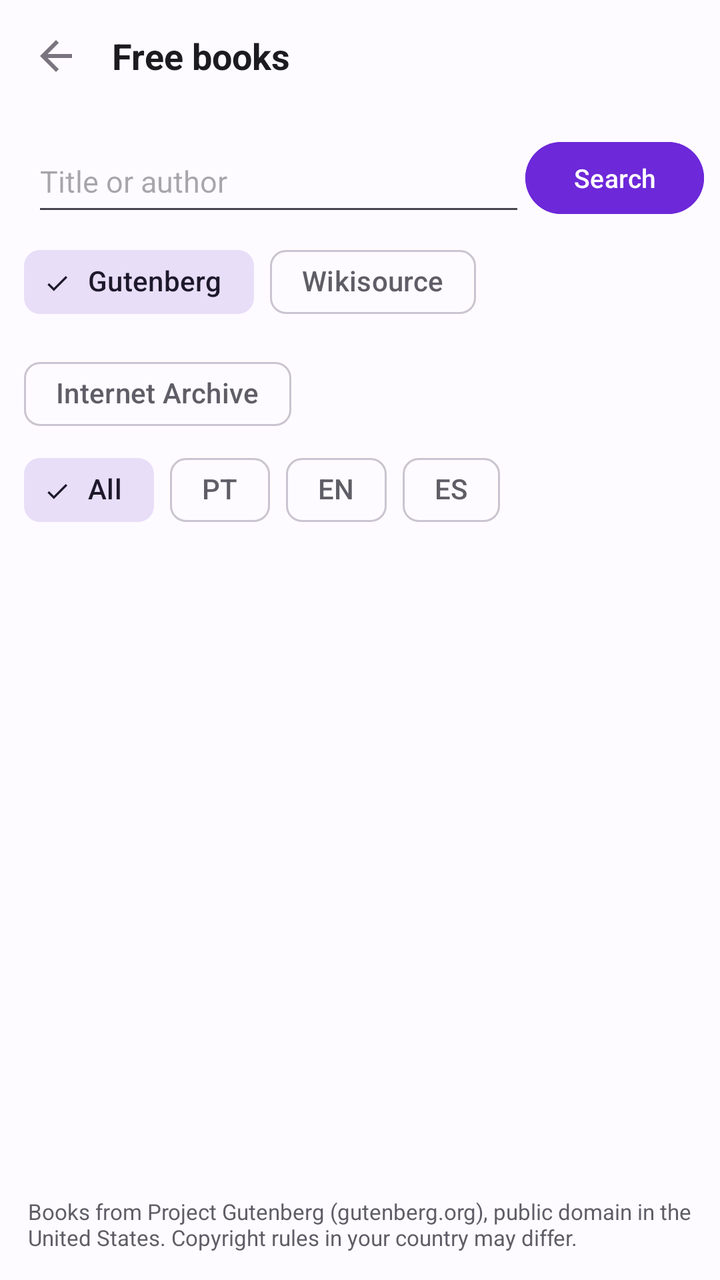
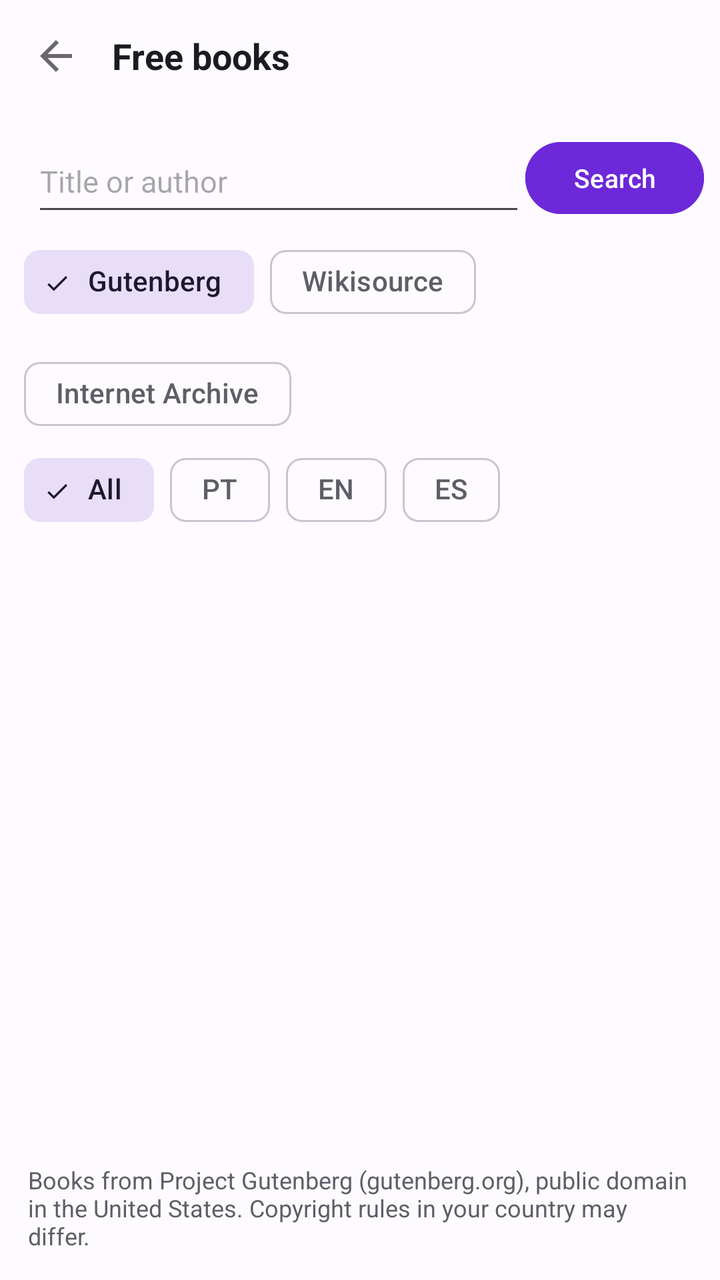

An Android layout rendered at two revisions. The XML below is the earlier revision; the diff shows what the commit changed to produce the second picture.
<!-- AndroidManifest.xml: application theme AppTheme -->
<!-- res/layout/activity_buscar_livros.xml -->
<?xml version="1.0" encoding="utf-8"?>
<LinearLayout
    xmlns:android="http://schemas.android.com/apk/res/android"
    xmlns:app="http://schemas.android.com/apk/res-auto"
    android:layout_width="match_parent"
    android:layout_height="match_parent"
    android:orientation="vertical"
    android:background="@color/color_background"
    android:fitsSystemWindows="true">

    <LinearLayout
        android:layout_width="match_parent"
        android:layout_height="56dp"
        android:orientation="horizontal"
        android:paddingStart="4dp"
        android:paddingEnd="16dp"
        android:gravity="center_vertical">

        <ImageButton
            android:id="@+id/btnVoltarBuscarLivros"
            android:layout_width="48dp"
            android:layout_height="48dp"
            android:background="@android:color/transparent"
            android:src="@drawable/ic_voltar"
            app:tint="@color/color_on_surface_dim"
            android:contentDescription="@string/cd_voltar"
            android:tooltipText="@string/cd_voltar"/>

        <TextView
            android:layout_width="0dp"
            android:layout_height="wrap_content"
            android:layout_weight="1"
            android:text="@string/livros_titulo"
            android:textSize="18sp"
            android:textStyle="bold"
            android:textColor="@color/color_on_surface"
            android:layout_marginStart="4dp"/>
    </LinearLayout>

    <View
        android:layout_width="match_parent"
        android:layout_height="1dp"
        android:background="@color/color_divider"/>

    <LinearLayout
        android:layout_width="match_parent"
        android:layout_height="wrap_content"
        android:orientation="horizontal"
        android:gravity="center_vertical"
        android:paddingStart="16dp"
        android:paddingEnd="8dp"
        android:paddingTop="8dp">

        <EditText
            android:id="@+id/etBuscaLivro"
            android:layout_width="0dp"
            android:layout_height="48dp"
            android:layout_weight="1"
            android:hint="@string/livros_busca_hint"
            android:imeOptions="actionSearch"
            android:inputType="text"
            android:maxLines="1"
            android:textColor="@color/color_on_surface"
            android:textSize="15sp"/>

        <Button
            android:id="@+id/btnBuscarLivro"
            android:layout_width="wrap_content"
            android:layout_height="wrap_content"
        android:minHeight="44dp"
            android:text="@string/livros_buscar"
            android:textSize="13sp"
            android:backgroundTint="?attr/colorPrimary"
            android:textColor="?attr/colorOnPrimary"/>
    </LinearLayout>

    <com.google.android.material.chip.ChipGroup
        android:id="@+id/rgFonteLivro"
        android:layout_width="match_parent"
        android:layout_height="wrap_content"
        android:paddingStart="12dp"
        android:paddingEnd="12dp"
        android:paddingTop="4dp"
        app:singleSelection="true"
        app:selectionRequired="true"
        app:singleLine="false">
        <com.google.android.material.chip.Chip
            android:id="@+id/rbFonteGutenberg"
            style="@style/Widget.Material3.Chip.Filter"
            android:layout_width="wrap_content"
            android:layout_height="wrap_content"
            android:text="@string/livros_fonte_gutenberg"
            android:checked="true"/>
        <com.google.android.material.chip.Chip
            android:id="@+id/rbFonteWikisource"
            style="@style/Widget.Material3.Chip.Filter"
            android:layout_width="wrap_content"
            android:layout_height="wrap_content"
            android:text="@string/livros_fonte_wikisource"
            android:checked="false"/>
        <com.google.android.material.chip.Chip
            android:id="@+id/rbFonteArchive"
            style="@style/Widget.Material3.Chip.Filter"
            android:layout_width="wrap_content"
            android:layout_height="wrap_content"
            android:text="@string/livros_fonte_archive"
            android:checked="false"/>
    </com.google.android.material.chip.ChipGroup>

    <com.google.android.material.chip.ChipGroup
        android:id="@+id/rgIdiomaLivro"
        android:layout_width="match_parent"
        android:layout_height="wrap_content"
        android:paddingStart="12dp"
        android:paddingEnd="12dp"
        app:singleSelection="true"
        app:selectionRequired="true"
        app:singleLine="false">
        <com.google.android.material.chip.Chip
            android:id="@+id/rbIdiomaTodos"
            style="@style/Widget.Material3.Chip.Filter"
            android:layout_width="wrap_content"
            android:layout_height="wrap_content"
            android:text="@string/livros_idioma_todos"
            android:checked="true"/>
        <com.google.android.material.chip.Chip
            android:id="@+id/rbIdiomaPt"
            style="@style/Widget.Material3.Chip.Filter"
            android:layout_width="wrap_content"
            android:layout_height="wrap_content"
            android:text="PT"
            android:checked="false"/>
        <com.google.android.material.chip.Chip
            android:id="@+id/rbIdiomaEn"
            style="@style/Widget.Material3.Chip.Filter"
            android:layout_width="wrap_content"
            android:layout_height="wrap_content"
            android:text="EN"
            android:checked="false"/>
        <com.google.android.material.chip.Chip
            android:id="@+id/rbIdiomaEs"
            style="@style/Widget.Material3.Chip.Filter"
            android:layout_width="wrap_content"
            android:layout_height="wrap_content"
            android:text="ES"
            android:checked="false"/>
    </com.google.android.material.chip.ChipGroup>

    <Button
        android:id="@+id/btnBaixarTodosLivros"
        style="@style/Widget.Material3.Button.TonalButton"
        android:layout_width="match_parent"
        android:layout_height="wrap_content"
        android:layout_marginStart="12dp"
        android:layout_marginEnd="12dp"
        android:layout_marginTop="4dp"
        android:minHeight="48dp"
        android:text="@string/livros_baixar_todos"
        android:textAllCaps="false"
        android:visibility="gone"/>

    <TextView
        android:id="@+id/tvStatusLivros"
        android:layout_width="match_parent"
        android:layout_height="wrap_content"
        android:paddingStart="16dp"
        android:paddingEnd="16dp"
        android:paddingBottom="4dp"
        android:textColor="@color/color_on_surface_dim"
        android:textSize="12sp"/>

    <androidx.recyclerview.widget.RecyclerView
        android:id="@+id/recyclerLivros"
        android:layout_width="match_parent"
        android:layout_height="0dp"
        android:layout_weight="1"
        android:overScrollMode="never"/>

    <Button
        android:id="@+id/btnMaisLivros"
        style="@style/Widget.Material3.Button.OutlinedButton"
        android:layout_width="match_parent"
        android:layout_height="46dp"
        android:layout_marginStart="14dp"
        android:layout_marginEnd="14dp"
        android:text="@string/livros_mais"
        android:textColor="?attr/colorPrimary"
        android:textSize="13sp"
        android:visibility="gone"/>

    <TextView
        android:id="@+id/tvAvisoLivros"
        android:layout_width="match_parent"
        android:layout_height="wrap_content"
        android:padding="14dp"
        android:text="@string/livros_aviso"
        android:textColor="@color/color_on_surface_muted"
        android:textSize="11sp"/>
</LinearLayout>
<!-- resources referenced by this layout -->
<resources>
  <!-- drawable ic_voltar (drawable) -->
  <?xml version="1.0" encoding="utf-8"?>
  <vector xmlns:android="http://schemas.android.com/apk/res/android"
      android:width="24dp"
      android:height="24dp"
      android:viewportWidth="24"
      android:viewportHeight="24">
      <path
          android:fillColor="#FFFFFFFF"
          android:pathData="M20,11H7.83l5.59,-5.59L12,4l-8,8 8,8 1.41,-1.41L7.83,13H20v-2z"/>
  </vector>
  <string name="cd_voltar">Back</string>
  <string name="livros_aviso">Books from Project Gutenberg (gutenberg.org), public domain in the United States. Copyright rules in your country may differ.</string>
  <string name="livros_baixar_todos">Download all results (in the background)</string>
  <string name="livros_busca_hint">Title or author</string>
  <string name="livros_buscar">Search</string>
  <string name="livros_fonte_archive">Internet Archive</string>
  <string name="livros_fonte_gutenberg">Gutenberg</string>
  <string name="livros_fonte_wikisource">Wikisource</string>
  <string name="livros_idioma_todos">All</string>
  <string name="livros_mais">More results</string>
  <string name="livros_titulo">Free books</string>
  <style name="AppTheme" parent="Theme.Material3.DayNight.NoActionBar">
          <item name="colorPrimary">#6D28D9</item>
          <item name="colorAccent">#6D28D9</item>
          <item name="colorControlActivated">#6D28D9</item>
          <item name="android:colorControlActivated">#6D28D9</item>
          <item name="colorOnPrimary">#FFFFFF</item>
          <item name="colorPrimaryContainer">#E8DEF8</item>
          <item name="colorOnPrimaryContainer">#1D192B</item>
          <item name="colorSecondaryContainer">#E8DEF8</item>
          <item name="colorOnSecondaryContainer">#1D192B</item>
          <item name="colorError">#BA1A1A</item>
          <item name="colorOnError">#FFFFFF</item>
          <item name="colorSurface">#FDFBFF</item>
          <item name="colorOnSurface">#1C1B1F</item>
          <item name="colorSurfaceVariant">#ECE6F0</item>
          <item name="colorOnSurfaceVariant">#5F5D66</item>
          <item name="colorOutline">#CAC4D0</item>
          <item name="colorOutlineVariant">#EAE6EE</item>
          <item name="colorSurfaceContainer">#F3EDF7</item>
          <item name="colorSurfaceContainerHigh">#ECE6F0</item>
          <item name="colorSurfaceContainerHighest">#ECE6F0</item>
          <item name="android:colorBackground">#FDFBFF</item>
  
          
          <item name="android:statusBarColor">#FDFBFF</item>
          <item name="android:navigationBarColor">#FDFBFF</item>
          <item name="android:windowLightStatusBar">true</item>
          <item name="android:windowLightNavigationBar" tools:targetApi="27">true</item>
  
          
          <item name="lylyFundo">#FDFBFF</item>
          <item name="lylySuperficie">#F3EDF7</item>
          <item name="lylySuperficie2">#ECE6F0</item>
          <item name="lylyTexto">#1C1B1F</item>
          <item name="lylyTextoMedio">#2B2930</item>
          <item name="lylyTextoSecundario">#5F5D66</item>
          <item name="lylyTextoTerciario">#79747E</item>
          <item name="lylyTextoFraco">#8A8790</item>
          <item name="lylyContorno">#CAC4D0</item>
          <item name="lylyDivisor">#EAE6EE</item>
          <item name="lylyDivisorFraco">#F1EDF5</item>
          <item name="lylyTonal">#E8DEF8</item>
          <item name="lylyNaTonal">#1D192B</item>
          <item name="lylySucessoSuperficie">#E6F4EA</item>
          <item name="lylyDestaqueLeitura">#EADDFF</item>
          <item name="lylyFundoLeitura">#FDFBFF</item>
          <item name="lylyTextoLeitura">#2B2930</item>
          <item name="lylyBarraNavegacao">#F3EDF7</item>
          <item name="lylyProgresso">#7C3AED</item>
      </style>
</resources>

<!-- the commit's change to res/layout/activity_buscar_livros.xml (unified diff, before → after) -->
@@ -180,7 +180,8 @@
         android:id="@+id/btnMaisLivros"
         style="@style/Widget.Material3.Button.OutlinedButton"
         android:layout_width="match_parent"
-        android:layout_height="46dp"
+        android:layout_height="wrap_content"
+        android:minHeight="48dp"
         android:layout_marginStart="14dp"
         android:layout_marginEnd="14dp"
         android:text="@string/livros_mais"
@@ -195,5 +196,5 @@
         android:padding="14dp"
         android:text="@string/livros_aviso"
         android:textColor="@color/color_on_surface_muted"
-        android:textSize="11sp"/>
+        android:textSize="12sp"/>
 </LinearLayout>
<!-- resource entries referenced after the edit -->
@@ -58,8 +58,8 @@
           <item name="lylyTexto">#1C1B1F</item>
           <item name="lylyTextoMedio">#2B2930</item>
           <item name="lylyTextoSecundario">#5F5D66</item>
-          <item name="lylyTextoTerciario">#79747E</item>
-          <item name="lylyTextoFraco">#8A8790</item>
+          <item name="lylyTextoTerciario">#6A6770</item>
+          <item name="lylyTextoFraco">#6B6770</item>
           <item name="lylyContorno">#CAC4D0</item>
           <item name="lylyDivisor">#EAE6EE</item>
           <item name="lylyDivisorFraco">#F1EDF5</item>
